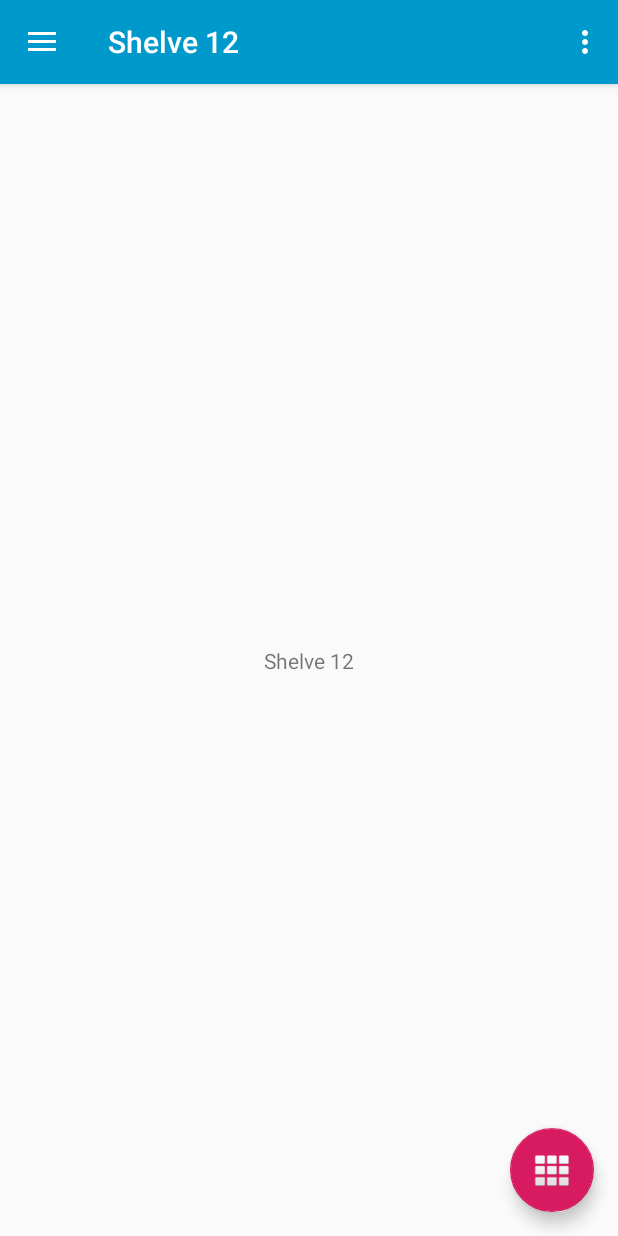
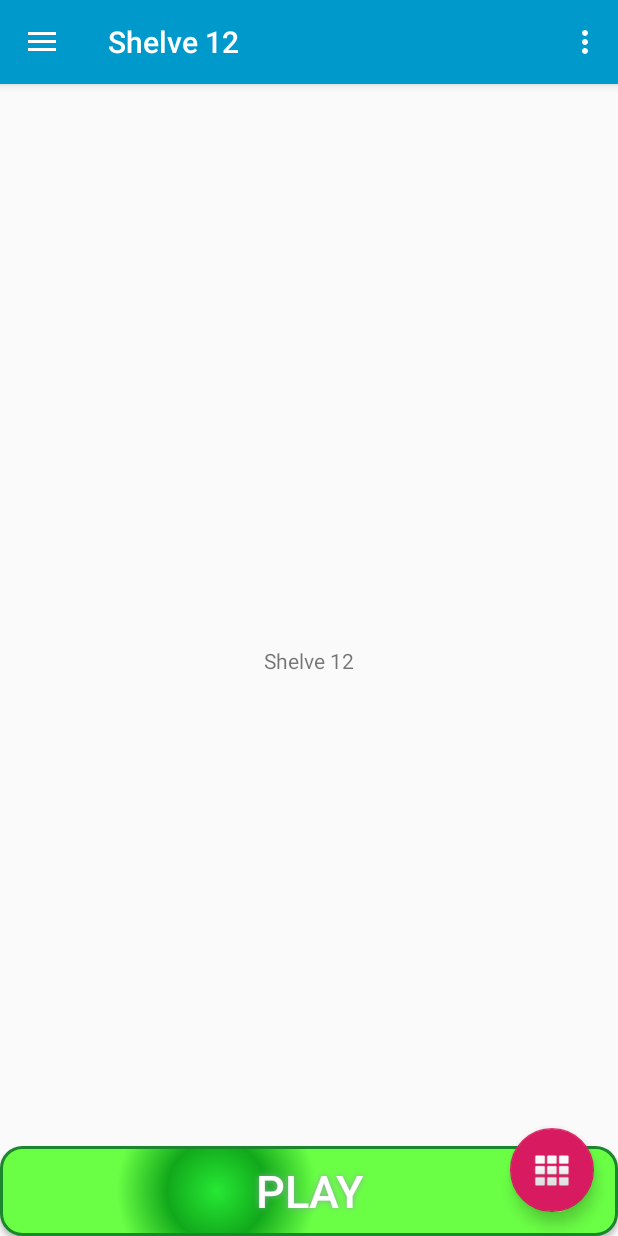
Before and after one commit to jays31/shelve12, an Android app: the screen it shows after launch (MainActivity), on a phone screen of 412 x 824 dp. Run offline under Robolectric (Android 15) with nearby library versions, the phone set to English and light mode, and no system bars.

Commit message:
Initial Play button layout

```diff
--- /dev/null
+++ b/app/src/main/res/drawable/buttonshape.xml
@@ -0,0 +1,29 @@
+<?xml version="1.0" encoding="utf-8"?>
+<shape xmlns:android="http://schemas.android.com/apk/res/android" android:shape="rectangle" >
+    <corners
+        android:radius="14dp"
+        />
+    <gradient
+        android:gradientRadius="100"
+        android:centerX="35%"
+        android:centerY="50%"
+        android:centerColor="#11A81B"
+        android:startColor="#27E834"
+        android:endColor="#6AFF45"
+        android:type="radial"
+        />
+    <padding
+        android:left="0dp"
+        android:top="0dp"
+        android:right="0dp"
+        android:bottom="0dp"
+        />
+    <size
+        android:width="270dp"
+        android:height="60dp"
+        />
+    <stroke
+        android:width="2dp"
+        android:color="#1A872C"
+        />
+</shape>
--- a/app/src/main/res/layout/app_bar_main.xml
+++ b/app/src/main/res/layout/app_bar_main.xml
@@ -18,9 +18,12 @@
             android:background="@android:color/holo_blue_dark"
             app:popupTheme="@style/AppTheme.PopupOverlay" />
 
+
     </android.support.design.widget.AppBarLayout>
 
     <include layout="@layout/content_main" />
+
+
 
     <android.support.design.widget.FloatingActionButton
         android:id="@+id/fab"
@@ -30,4 +33,20 @@
         android:layout_margin="@dimen/fab_margin"
         app:srcCompat="@android:drawable/ic_dialog_dialer" />
 
+    <Button
+        android:id="@+id/play_btn"
+
+        android:layout_width="match_parent"
+        android:layout_height="60dp"
+        android:layout_gravity="bottom|end"
+        android:background="@drawable/buttonshape"
+        android:shadowColor="#8BA89E"
+        android:shadowDx="0"
+        android:shadowDy="0"
+        android:shadowRadius="5"
+        android:text="Play"
+        android:textAlignment="center"
+        android:textColor="#FFFFFF"
+        android:textSize="30sp" />
+
 </android.support.design.widget.CoordinatorLayout>
```
Also changed, not shown: 3 other files.
